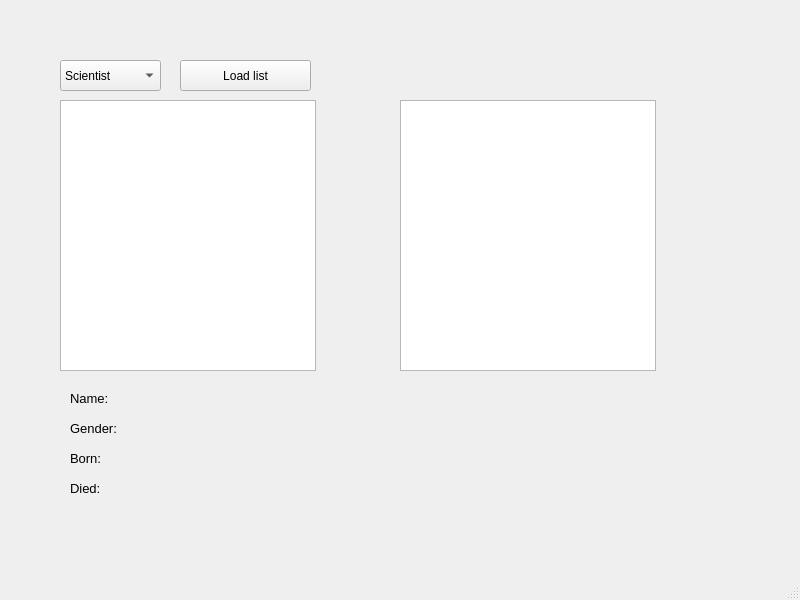
The window that Verk1_2/connectionscreen.ui (steinarb08/Verkefni1_2) describes before a commit, drawn with Qt 5.
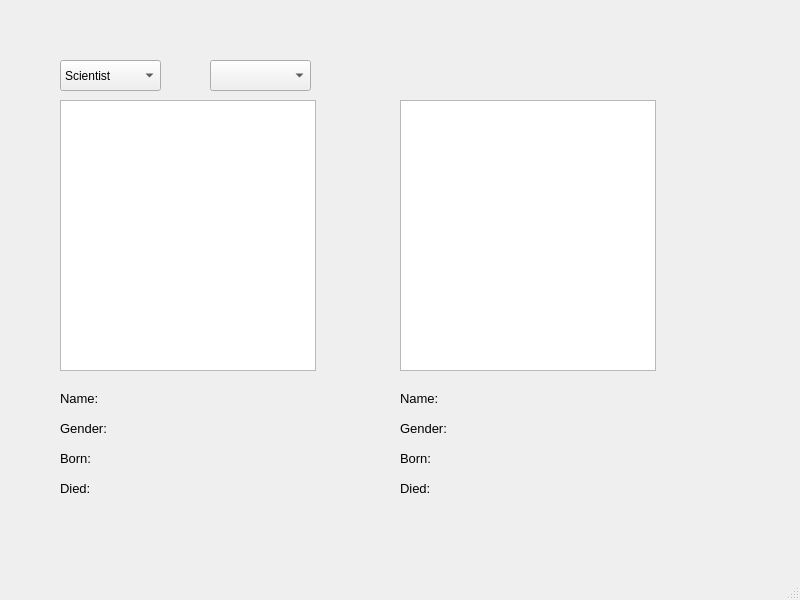
The same window after the commit.

Commit message: second selection screen now works, deleted load button and use load when combo box changes instead

```diff
--- a/Verk1_2/connectionscreen.ui
+++ b/Verk1_2/connectionscreen.ui
@@ -44,23 +44,10 @@
      </rect>
     </property>
    </widget>
-   <widget class="QPushButton" name="btnLoadSelectionList">
-    <property name="geometry">
-     <rect>
-      <x>180</x>
-      <y>60</y>
-      <width>131</width>
-      <height>31</height>
-     </rect>
-    </property>
-    <property name="text">
-     <string>Load list</string>
-    </property>
-   </widget>
    <widget class="QLabel" name="lblNamelbl">
     <property name="geometry">
      <rect>
-      <x>70</x>
+      <x>60</x>
       <y>390</y>
       <width>55</width>
       <height>16</height>
@@ -78,7 +65,7 @@
    <widget class="QLabel" name="lblGenderlbl">
     <property name="geometry">
      <rect>
-      <x>70</x>
+      <x>60</x>
       <y>420</y>
       <width>55</width>
       <height>16</height>
@@ -96,7 +83,7 @@
    <widget class="QLabel" name="lblByearlbl">
     <property name="geometry">
      <rect>
-      <x>70</x>
+      <x>60</x>
       <y>450</y>
       <width>111</width>
       <height>16</height>
@@ -114,7 +101,7 @@
    <widget class="QLabel" name="lblDyearlbl">
     <property name="geometry">
      <rect>
-      <x>70</x>
+      <x>60</x>
       <y>480</y>
       <width>55</width>
       <height>16</height>
@@ -132,7 +119,7 @@
    <widget class="QLabel" name="lblName">
     <property name="geometry">
      <rect>
-      <x>140</x>
+      <x>130</x>
       <y>390</y>
       <width>171</width>
       <height>16</height>
@@ -150,7 +137,7 @@
    <widget class="QLabel" name="lblByear">
     <property name="geometry">
      <rect>
-      <x>140</x>
+      <x>130</x>
       <y>450</y>
       <width>171</width>
       <height>16</height>
@@ -168,7 +155,7 @@
    <widget class="QLabel" name="lblDyear">
     <property name="geometry">
      <rect>
-      <x>140</x>
+      <x>130</x>
       <y>480</y>
       <width>171</width>
       <height>16</height>
@@ -186,7 +173,7 @@
    <widget class="QLabel" name="lblGender">
     <property name="geometry">
      <rect>
-      <x>140</x>
+      <x>130</x>
       <y>420</y>
       <width>171</width>
       <height>16</height>
@@ -211,6 +198,160 @@
      </rect>
     </property>
    </widget>
+   <widget class="QLabel" name="lblDyearFound">
+    <property name="geometry">
+     <rect>
+      <x>470</x>
+      <y>480</y>
+      <width>171</width>
+      <height>16</height>
+     </rect>
+    </property>
+    <property name="font">
+     <font>
+      <pointsize>10</pointsize>
+     </font>
+    </property>
+    <property name="text">
+     <string/>
+    </property>
+   </widget>
+   <widget class="QLabel" name="lblNameFound">
+    <property name="geometry">
+     <rect>
+      <x>470</x>
+      <y>390</y>
+      <width>171</width>
+      <height>16</height>
+     </rect>
+    </property>
+    <property name="font">
+     <font>
+      <pointsize>10</pointsize>
+     </font>
+    </property>
+    <property name="text">
+     <string/>
+    </property>
+   </widget>
+   <widget class="QLabel" name="lblByearFound">
+    <property name="geometry">
+     <rect>
+      <x>470</x>
+      <y>450</y>
+      <width>171</width>
+      <height>16</height>
+     </rect>
+    </property>
+    <property name="font">
+     <font>
+      <pointsize>10</pointsize>
+     </font>
+    </property>
+    <property name="text">
+     <string/>
+    </property>
+   </widget>
+   <widget class="QLabel" name="lblNameFoundlbl">
+    <property name="geometry">
+     <rect>
+      <x>400</x>
+      <y>390</y>
+      <width>55</width>
+      <height>16</height>
+     </rect>
+    </property>
+    <property name="font">
+     <font>
+      <pointsize>10</pointsize>
+     </font>
+    </property>
+    <property name="text">
+     <string>Name:</string>
+    </property>
+   </widget>
+   <widget class="QLabel" name="lblByearFoundlbl">
+    <property name="geometry">
+     <rect>
+      <x>400</x>
+      <y>450</y>
+      <width>111</width>
+      <height>16</height>
+     </rect>
+    </property>
+    <property name="font">
+     <font>
+      <pointsize>10</pointsize>
+     </font>
+    </property>
+    <property name="text">
+     <string>Born:</string>
+    </property>
+   </widget>
+   <widget class="QLabel" name="lblDyearFoundlbl">
+    <property name="geometry">
+     <rect>
+      <x>400</x>
+      <y>480</y>
+      <width>55</width>
+      <height>16</height>
+     </rect>
+    </property>
+    <property name="font">
+     <font>
+      <pointsize>10</pointsize>
+     </font>
+    </property>
+    <property name="text">
+     <string>Died:</string>
+    </property>
+   </widget>
+   <widget class="QLabel" name="lblGenderFound">
+    <property name="geometry">
+     <rect>
+      <x>470</x>
+      <y>420</y>
+      <width>171</width>
+      <height>16</height>
+     </rect>
+    </property>
+    <property name="font">
+     <font>
+      <pointsize>10</pointsize>
+     </font>
+    </property>
+    <property name="text">
+     <string/>
+    </property>
+   </widget>
+   <widget class="QLabel" name="lblGenderFoundlbl">
+    <property name="geometry">
+     <rect>
+      <x>400</x>
+      <y>420</y>
+      <width>55</width>
+      <height>16</height>
+     </rect>
+    </property>
+    <property name="font">
+     <font>
+      <pointsize>10</pointsize>
+     </font>
+    </property>
+    <property name="text">
+     <string>Gender:</string>
+    </property>
+   </widget>
+   <widget class="QComboBox" name="cmb">
+    <property name="geometry">
+     <rect>
+      <x>210</x>
+      <y>60</y>
+      <width>101</width>
+      <height>31</height>
+     </rect>
+    </property>
+   </widget>
   </widget>
   <widget class="QMenuBar" name="menubar">
    <property name="geometry">
```
The commit also changes 2 other files.
